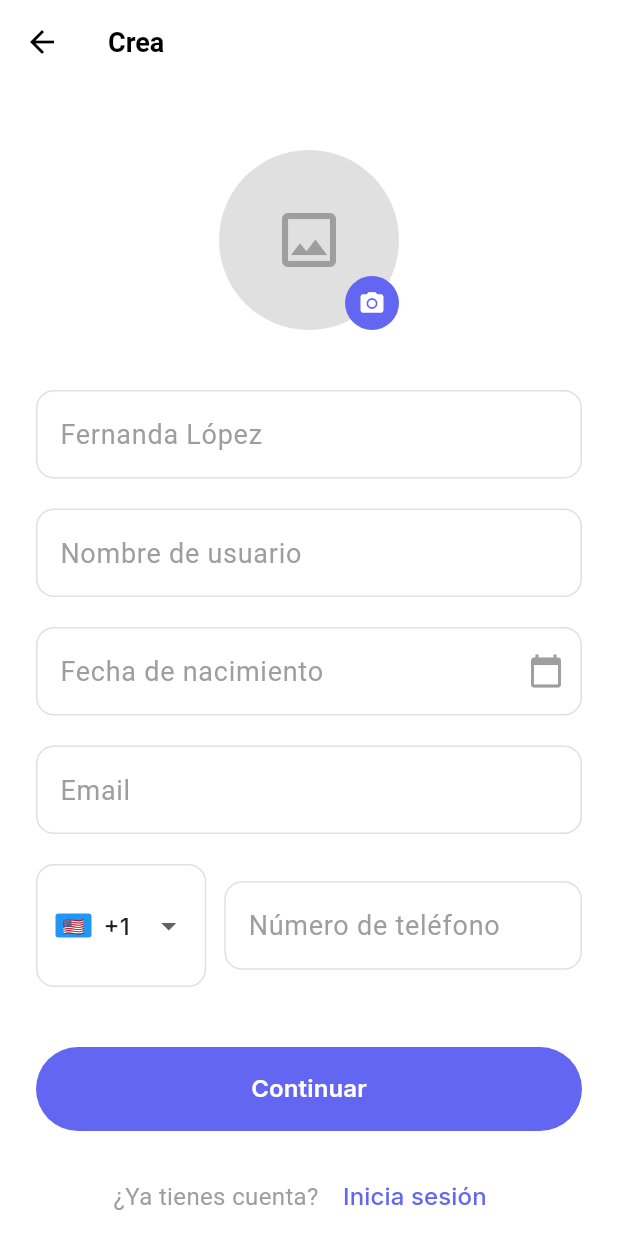
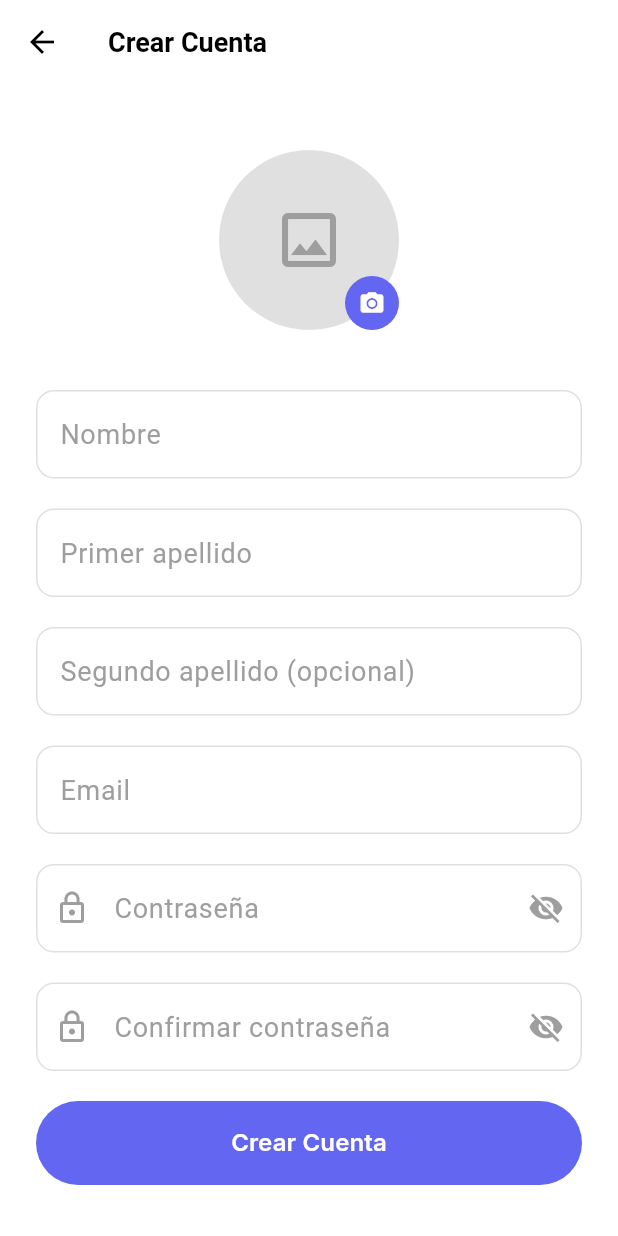
Before and after one commit to Grupo3-DP2-Lirium/Lirium-Front-AppMovil, a Flutter app: the RegisterScreen screen opened directly, on a phone screen of 412 x 824 dp. Run offline on Flutter 3.47's test engine with Material 3 defaults, Android fonts, the phone set to English and light mode, and no system bars; our stand-ins replace dio, flutter_riverpod, flutter_secure_storage, google_fonts, image_picker, permission_handler; accounts and stored records are empty; network calls fail.

Commit message:
Crear usuario

```diff
--- /dev/null
+++ b/lib/data/models/register_request.dart
@@ -0,0 +1,23 @@
+class RegisterRequest {
+  final String firstName;
+  final String firstLastName;
+  final String? secondLastName;
+  final String email;
+  final String password;
+
+  RegisterRequest({
+    required this.firstName,
+    required this.firstLastName,
+    this.secondLastName,
+    required this.email,
+    required this.password,
+  });
+
+  Map<String, dynamic> toJson() => {
+    'firstName': firstName,
+    'firstLastName': firstLastName,
+    'secondLastName': secondLastName,
+    'email': email,
+    'password': password,
+  };
+}
--- /dev/null
+++ b/lib/data/services/register_request.dart
@@ -0,0 +1,23 @@
+class RegisterRequest {
+  final String firstName;
+  final String firstLastName;
+  final String? secondLastName;
+  final String email;
+  final String password;
+
+  RegisterRequest({
+    required this.firstName,
+    required this.firstLastName,
+    this.secondLastName,
+    required this.email,
+    required this.password,
+  });
+
+  Map<String, dynamic> toJson() => {
+    'firstName': firstName,
+    'firstLastName': firstLastName,
+    'secondLastName': secondLastName,
+    'email': email,
+    'password': password,
+  };
+}
--- a/lib/presentation/screens/auth/register_screen.dart
+++ b/lib/presentation/screens/auth/register_screen.dart
@@ -1,8 +1,7 @@
-import 'dart:io';
 import 'package:flutter/material.dart';
-import 'package:permission_handler/permission_handler.dart';
 import '../../components/components.dart';
-import 'package:image_picker/image_picker.dart'; // 👈 importante
+import '../../../data/services/auth_service.dart';
+import '../../../data/models/register_request.dart';
 
 class RegisterScreen extends StatefulWidget {
   const RegisterScreen({super.key});
@@ -12,14 +11,16 @@ class RegisterScreen extends StatefulWidget {
 }
 
 class _RegisterScreenState extends State<RegisterScreen> {
+  final _formKey = GlobalKey<FormState>();
   final _nameController = TextEditingController();
-  final _usernameController = TextEditingController();
-  final _birthdateController = TextEditingController();
+  final _lastNameController = TextEditingController();
+  final _secondLastNameController = TextEditingController();
   final _emailController = TextEditingController();
-  final _phoneController = TextEditingController();
+  final _passwordController = TextEditingController();
+  final _confirmPasswordController = TextEditingController();
 
-  String _selectedCountryCode = '+1';
-  File? _imageController;
+  bool _isLoading = false;
+  final AuthService _authService = AuthService();
 
   @override
   Widget build(BuildContext context) {
@@ -33,7 +34,7 @@ class _RegisterScreenState extends State<RegisterScreen> {
           onPressed: () => Navigator.pop(context),
         ),
         title: const Text(
-          'Crea',
+          'Crear Cuenta',
           style: TextStyle(
             color: Colors.black,
             fontSize: 18,
@@ -43,6 +44,8 @@ class _RegisterScreenState extends State<RegisterScreen> {
       ),
       body: SingleChildScrollView(
         padding: const EdgeInsets.all(24.0),
+        child: Form(
+          key: _formKey,
           child: Column(
             children: [
               const SizedBox(height: 20),
@@ -53,46 +56,46 @@ class _RegisterScreenState extends State<RegisterScreen> {
                   showCameraIcon: true,
                   placeholderIcon: Icons.image_outlined,
                   onImageChanged: (file) {
-                    setState(() {
-                      _imageController = file; // <-- aquí guardas la imagen
-                    });
+                    // Imagen seleccionada - por implementar
                   },
                 ),
               ),
               const SizedBox(height: 40),
               // Form fields
               AppTextField(
-              hintText: 'Fernanda López',
+                hintText: 'Nombre',
                 controller: _nameController,
                 validator: (value) {
                   if (value == null || value.isEmpty) {
                     return 'Por favor ingresa tu nombre';
+                  }
+                  if (value.length < 2) {
+                    return 'El nombre debe tener al menos 2 caracteres';
                   }
                   return null;
                 },
               ),
               const SizedBox(height: 20),
               AppTextField(
-              hintText: 'Nombre de usuario',
-              controller: _usernameController,
+                hintText: 'Primer apellido',
+                controller: _lastNameController,
                 validator: (value) {
                   if (value == null || value.isEmpty) {
-                  return 'Por favor ingresa un nombre de usuario';
+                    return 'Por favor ingresa tu primer apellido';
+                  }
+                  if (value.length < 2) {
+                    return 'El apellido debe tener al menos 2 caracteres';
                   }
                   return null;
                 },
               ),
               const SizedBox(height: 20),
               AppTextField(
-              hintText: 'Fecha de nacimiento',
-              controller: _birthdateController,
-              suffixIcon: IconButton(
-                icon: const Icon(Icons.calendar_today, color: Colors.grey),
-                onPressed: () => _selectDate(context),
-              ),
+                hintText: 'Segundo apellido (opcional)',
+                controller: _secondLastNameController,
                 validator: (value) {
-                if (value == null || value.isEmpty) {
-                  return 'Por favor selecciona tu fecha de nacimiento';
+                  if (value != null && value.isNotEmpty && value.length < 2) {
+                    return 'El segundo apellido debe tener al menos 2 caracteres';
                   }
                   return null;
                 },
@@ -115,74 +118,49 @@ class _RegisterScreenState extends State<RegisterScreen> {
                 },
               ),
               const SizedBox(height: 20),
-            // Phone number field with country code
-            Row(
-              children: [
-                Container(
-                  padding: const EdgeInsets.symmetric(
-                    horizontal: 12,
-                    vertical: 16,
-                  ),
-                  decoration: BoxDecoration(
-                    border: Border.all(color: Colors.grey[300]!),
-                    borderRadius: BorderRadius.circular(12),
-                  ),
-                  child: Row(
-                    mainAxisSize: MainAxisSize.min,
-                    children: [
-                      Container(
-                        width: 24,
-                        height: 16,
-                        decoration: BoxDecoration(
-                          color: Colors.blue,
-                          borderRadius: BorderRadius.circular(2),
-                        ),
-                        child: const Center(
-                          child: Text('🇺🇸', style: TextStyle(fontSize: 12)),
-                        ),
-                      ),
-                      const SizedBox(width: 8),
-                      DropdownButton<String>(
-                        value: _selectedCountryCode,
-                        underline: const SizedBox(),
-                        items: const [
-                          DropdownMenuItem(value: '+1', child: Text('+1')),
-                          DropdownMenuItem(value: '+52', child: Text('+52')),
-                          DropdownMenuItem(value: '+34', child: Text('+34')),
-                        ],
-                        onChanged: (value) {
-                          setState(() {
-                            _selectedCountryCode = value!;
-                          });
-                        },
-                      ),
-                    ],
-                  ),
-                ),
-                const SizedBox(width: 12),
-                Expanded(
-                  child: AppTextField(
-                    hintText: 'Número de teléfono',
-                    controller: _phoneController,
-                    keyboardType: TextInputType.phone,
+              PasswordField(
+                hintText: 'Contraseña',
+                controller: _passwordController,
                 validator: (value) {
                   if (value == null || value.isEmpty) {
-                        return 'Por favor ingresa tu número de teléfono';
+                    return 'Por favor ingresa una contraseña';
+                  }
+                  if (value.length < 8) {
+                    return 'La contraseña debe tener al menos 8 caracteres';
+                  }
+                  if (!RegExp(
+                    r'^(?=.*[a-z])(?=.*[A-Z])(?=.*\d)(?=.*[@$!%*?&_])[A-Za-z\d@$!%*?&_]{8,}$',
+                  ).hasMatch(value)) {
+                    return 'La contraseña debe contener al menos: 1 minúscula, 1 mayúscula, 1 número y 1 carácter especial';
                   }
                   return null;
                 },
               ),
+              const SizedBox(height: 20),
+              PasswordField(
+                hintText: 'Confirmar contraseña',
+                controller: _confirmPasswordController,
+                validator: (value) {
+                  if (value == null || value.isEmpty) {
+                    return 'Por favor confirma tu contraseña';
+                  }
+                  if (value != _passwordController.text) {
+                    return 'Las contraseñas no coinciden';
+                  }
+                  return null;
+                },
               ),
-              ],
+              const SizedBox(height: 20),
+              // Register button
+              _isLoading
+                  ? const CircularProgressIndicator(
+                      valueColor: AlwaysStoppedAnimation<Color>(
+                        Color(0xFF6366F1),
                       ),
-            const SizedBox(height: 40),
-            // Continue button
-            PrimaryButton(
-              text: 'Continuar',
-              onPressed: () {
-                // Validate and navigate to next screen
-                _handleContinue();
-              },
+                    )
+                  : PrimaryButton(
+                      text: 'Crear Cuenta',
+                      onPressed: _handleRegister,
                     ),
               const SizedBox(height: 20),
               // Login link
@@ -205,68 +183,101 @@ class _RegisterScreenState extends State<RegisterScreen> {
             ],
           ),
         ),
+      ),
     );
   }
 
-  Future<void> _selectDate(BuildContext context) async {
-    final DateTime? picked = await showDatePicker(
-      context: context,
-      initialDate: DateTime.now().subtract(const Duration(days: 365 * 25)),
-      firstDate: DateTime(1900),
-      lastDate: DateTime.now(),
-      builder: (context, child) {
-        return Theme(
-          data: Theme.of(context).copyWith(
-            colorScheme: const ColorScheme.light(primary: Color(0xFF6366F1)),
-          ),
-          child: child!,
-        );
-      },
-    );
-
-    if (picked != null) {
-      setState(() {
-        _birthdateController.text =
-            '${picked.day}/${picked.month}/${picked.year}';
-      });
-    }
+  void _handleRegister() async {
+    if (!_formKey.currentState!.validate()) {
+      return;
     }
 
-  void _handleContinue() {
-    // Validate all fields
-    if (_nameController.text.isEmpty ||
-        _usernameController.text.isEmpty ||
-        _birthdateController.text.isEmpty ||
-        _emailController.text.isEmpty ||
-        _phoneController.text.isEmpty) {
+    // Validar que las contraseñas coincidan
+    if (_passwordController.text != _confirmPasswordController.text) {
       ScaffoldMessenger.of(context).showSnackBar(
         const SnackBar(
-          content: Text('Por favor completa todos los campos'),
+          content: Text('Las contraseñas no coinciden'),
           backgroundColor: Colors.red,
         ),
       );
       return;
     }
 
-    // Navigate to next screen (could be email verification, etc.)
+    setState(() {
+      _isLoading = true;
+    });
+
+    try {
+      final registerRequest = RegisterRequest(
+        firstName: _nameController.text.trim(),
+        firstLastName: _lastNameController.text.trim(),
+        secondLastName: _secondLastNameController.text.trim().isEmpty
+            ? null
+            : _secondLastNameController.text.trim(),
+        email: _emailController.text.trim(),
+        password: _passwordController.text,
+      );
+
+      final userResponse = await _authService.register(registerRequest);
+
+      setState(() {
+        _isLoading = false;
+      });
+
+      if (mounted) {
         ScaffoldMessenger.of(context).showSnackBar(
-      const SnackBar(
-        content: Text('Cuenta creada exitosamente'),
+          SnackBar(
+            content: Text(
+              '¡Bienvenido ${userResponse.firstName}! Cuenta creada exitosamente',
+            ),
             backgroundColor: Colors.green,
+            duration: const Duration(seconds: 3),
           ),
         );
 
-    // For now, navigate back to login
+        // Navegar de vuelta a la pantalla de login
         Navigator.pop(context);
+      }
+    } catch (e) {
+      setState(() {
+        _isLoading = false;
+      });
+
+      if (mounted) {
+        String errorMessage = 'Error al crear la cuenta';
+
+        if (e.toString().contains('Email already exists') ||
+            e.toString().contains('Email ya está registrado')) {
+          errorMessage =
+              'Este email ya está registrado. Usa otro email o inicia sesión.';
+        } else if (e.toString().contains('Error de validación')) {
+          errorMessage =
+              'Por favor verifica que todos los campos estén correctos';
+        } else if (e.toString().contains('Connection refused') ||
+            e.toString().contains('Network')) {
+          errorMessage =
+              'No se pudo conectar con el servidor. Verifica tu conexión a internet.';
+        }
+
+        ScaffoldMessenger.of(context).showSnackBar(
+          SnackBar(
+            content: Text(errorMessage),
+            backgroundColor: Colors.red,
+            duration: const Duration(seconds: 5),
+          ),
+        );
+      }
+    }
   }
 
   @override
   void dispose() {
     _nameController.dispose();
-    _usernameController.dispose();
-    _birthdateController.dispose();
+    _lastNameController.dispose();
+    _secondLastNameController.dispose();
     _emailController.dispose();
-    _phoneController.dispose();
+    _passwordController.dispose();
+    _confirmPasswordController.dispose();
     super.dispose();
   }
 }
```
Also changed, not shown: lib/config/api_constants.dart (+21 -9 lines), lib/data/services/user_response.dart (added, +61 -0 lines), lib/presentation/screens/auth/login_screen.dart (+21 -41 lines). Lines whose indentation alone changed are shown as unchanged.
